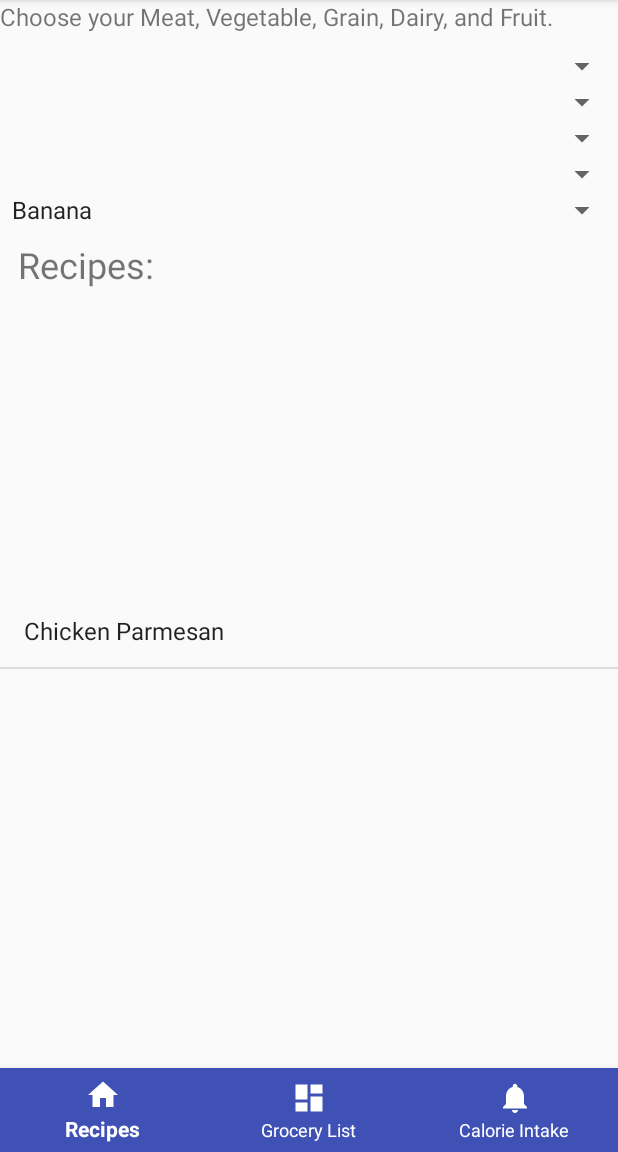
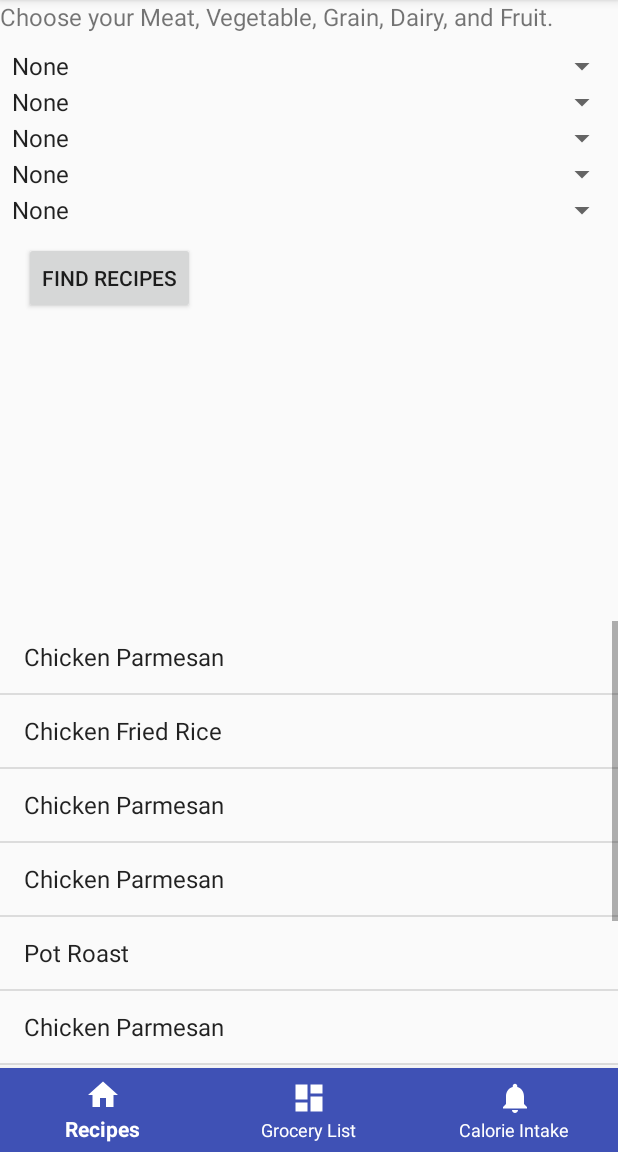
Before and after one commit to jsuyat/Suyat_Khan_FinalProject2, an Android app: the fragment RecipesFragment placed in its activity, on a phone screen of 412 x 824 dp, the part 84-1236 px from its top. Run offline under Robolectric (Android 15) with nearby library versions, the phone set to English and light mode, and no system bars.

Commit message:
slightly changed recipes fragment

```diff
--- a/app/src/main/java/edu/gmu/cs477/khan_suyat_finalproject/GroceryListDatabase.java
+++ b/app/src/main/java/edu/gmu/cs477/khan_suyat_finalproject/GroceryListDatabase.java
@@ -33,6 +33,30 @@ public class GroceryListDatabase extends SQLiteOpenHelper{
         db.execSQL(CREATE_CMD);
         ContentValues values = new ContentValues();
 
+        values.put(INGREDIENT, "None");
+        values.put(FOODGROUP, "Meat");
+        db.insert(NAME, null, values);
+
+        values = new ContentValues();
+        values.put(INGREDIENT, "None");
+        values.put(FOODGROUP, "Vegetable");
+        db.insert(NAME, null, values);
+
+        values = new ContentValues();
+        values.put(INGREDIENT, "None");
+        values.put(FOODGROUP, "Dairy");
+        db.insert(NAME, null, values);
+
+        values = new ContentValues();
+        values.put(INGREDIENT, "None");
+        values.put(FOODGROUP, "Grain");
+        db.insert(NAME, null, values);
+
+        values = new ContentValues();
+        values.put(INGREDIENT, "None");
+        values.put(FOODGROUP, "Fruit");
+        db.insert(NAME, null, values);
+
         values.put(INGREDIENT, "Banana");
         values.put(FOODGROUP, "Fruit");
         db.insert(NAME, null, values);
@@ -51,18 +75,45 @@ public class GroceryListDatabase extends SQLiteOpenHelper{
         ArrayList<String> meatLabels = new ArrayList<>();
 
         // Select All Query
-        String selectQuery = "SELECT meat FROM " + NAME;
+        String selectQuery = "SELECT ingredient FROM " + NAME+" WHERE food_group = \"Meat\"";
 
         SQLiteDatabase db = this.getReadableDatabase();
         Cursor cursor = db.rawQuery(selectQuery, null);
 
         // looping through all rows and adding to list
-        if(cursor != null) {
             if (cursor.moveToFirst()) {
                 do {
                     meatLabels.add(cursor.getString(0));
                 } while (cursor.moveToNext());
             }
+
+        // closing connection
+        cursor.close();
+        db.close();
+
+        // returning lables
+        return meatLabels;
+    }
+
+
+    /**
+     * Getting all labels
+     * returns list of labels
+     * */
+    public ArrayList<String> getVegetableLabels(){
+        ArrayList<String> vegetableLabels = new ArrayList<>();
+
+        // Select All Query
+        String selectQuery = "SELECT ingredient FROM " + NAME+" WHERE food_group = \"Vegetable\"";
+
+        SQLiteDatabase db = this.getReadableDatabase();
+        Cursor cursor = db.rawQuery(selectQuery, null);
+
+        // looping through all rows and adding to list
+        if (cursor.moveToFirst()) {
+            do {
+                vegetableLabels.add(cursor.getString(0));
+            } while (cursor.moveToNext());
         }
 
         // closing connection
@@ -70,7 +121,63 @@ public class GroceryListDatabase extends SQLiteOpenHelper{
         db.close();
 
         // returning lables
-        return meatLabels;
+        return vegetableLabels;
+    }
+
+    /**
+     * Getting all labels
+     * returns list of labels
+     * */
+    public ArrayList<String> getGrainLabels(){
+        ArrayList<String> grainLabels = new ArrayList<>();
+
+        // Select All Query
+        String selectQuery = "SELECT ingredient FROM " + NAME+" WHERE food_group = \"Grain\"";
+
+        SQLiteDatabase db = this.getReadableDatabase();
+        Cursor cursor = db.rawQuery(selectQuery, null);
+
+        // looping through all rows and adding to list
+        if (cursor.moveToFirst()) {
+            do {
+                grainLabels.add(cursor.getString(0));
+            } while (cursor.moveToNext());
+        }
+
+        // closing connection
+        cursor.close();
+        db.close();
+
+        // returning lables
+        return grainLabels;
+    }
+
+    /**
+     * Getting all labels
+     * returns list of labels
+     * */
+    public ArrayList<String> getDairyLabels(){
+        ArrayList<String> dairyLabels = new ArrayList<>();
+
+        // Select All Query
+        String selectQuery = "SELECT ingredient FROM " + NAME+" WHERE food_group = \"Meat\"";
+
+        SQLiteDatabase db = this.getReadableDatabase();
+        Cursor cursor = db.rawQuery(selectQuery, null);
+
+        // looping through all rows and adding to list
+        if (cursor.moveToFirst()) {
+            do {
+                dairyLabels.add(cursor.getString(0));
+            } while (cursor.moveToNext());
+        }
+
+        // closing connection
+        cursor.close();
+        db.close();
+
+        // returning lables
+        return dairyLabels;
     }
 
     /**
--- a/app/src/main/java/edu/gmu/cs477/khan_suyat_finalproject/GroceryListFragment.java
+++ b/app/src/main/java/edu/gmu/cs477/khan_suyat_finalproject/GroceryListFragment.java
@@ -28,13 +28,16 @@ public class GroceryListFragment extends Fragment {
     final static private String FOODGROUP = "food_group";
     final static String[] all_columns = {_ID, INGREDIENT, FOODGROUP};
 
+
     @Override
     public void onCreate(@Nullable Bundle savedInstanceState) {
         super.onCreate(savedInstanceState);
         groceryDBHelper = new GroceryListDatabase(getContext());
         System.out.println("MKv2");
         db = groceryDBHelper.getWritableDatabase();
-        mCursor = db.query(groceryDBHelper.NAME, all_columns,null,null,null,null,null);
+        String whereClause = "ingredient != ?";
+        String [] whereArgs = new String[]{"None"};
+        mCursor = db.query(groceryDBHelper.NAME, all_columns, whereClause, whereArgs,null,null,null);
         myAdapter = new SimpleCursorAdapter(getContext(),
                                             android.R.layout.simple_list_item_1,
                                             mCursor,
--- a/app/src/main/java/edu/gmu/cs477/khan_suyat_finalproject/RecipesFragment.java
+++ b/app/src/main/java/edu/gmu/cs477/khan_suyat_finalproject/RecipesFragment.java
@@ -1,7 +1,9 @@
 package edu.gmu.cs477.khan_suyat_finalproject;
 
+import android.content.Intent;
 import android.database.Cursor;
 import android.database.sqlite.SQLiteDatabase;
+import android.net.Uri;
 import android.os.Bundle;
 import android.support.annotation.NonNull;
 import android.support.annotation.Nullable;
@@ -11,6 +13,7 @@ import android.support.v7.app.AlertDialog;
 import android.view.LayoutInflater;
 import android.view.View;
 import android.view.ViewGroup;
+import android.widget.AdapterView;
 import android.widget.ArrayAdapter;
 import android.widget.ListView;
 import android.widget.EditText;
@@ -27,6 +30,9 @@ public class RecipesFragment extends Fragment {
     ListView mlist;
     Cursor mCursor;
     Spinner mSpinner;
+    Spinner vSpinner;
+    Spinner gSpinner;
+    Spinner dSpinner;
     Spinner fSpinner;
     android.app.AlertDialog actions;
     View view;
@@ -70,17 +76,63 @@ public class RecipesFragment extends Fragment {
         super.onViewCreated(view, savedInstanceState);
         mlist = (ListView) getView().findViewById(R.id.recipe_list);
         mlist.setAdapter(myAdapter);
+        mlist.setOnItemClickListener(new AdapterView.OnItemClickListener() {
+            @Override
+            public void onItemClick(AdapterView<?> parent, View view, int position, long id) {
+                //Cursor cursor = (Cursor) myAdapter.getItem(position);
+                //String recipe = (String) cursor.getString(0);
+
+                String recipe = (String) myAdapter.getItem(position);
+                System.out.println(position + ": " + recipe);
+                String selectQuery = "SELECT link FROM "+recipeDBHelper.RECIPES_NAME+" WHERE recipe = " + recipe;
+                SQLiteDatabase db = recipeDBHelper.getReadableDatabase();
+                Cursor cursor = db.rawQuery(selectQuery, null);
+                String link = "";
+                // looping through all rows and adding to list
+                if (cursor.moveToFirst()) {
+                    link = cursor.getString(0);
+                }
+
+                // closing connection
+                cursor.close();
+                db.close();
+
+                Uri uri = Uri.parse(link);
+                //Uri uri = Uri.parse("https://www.foodnetwork.com/recipes/food-network-kitchen/general-tsos-chicken-recipe-3361885");
+                Intent intent = new Intent(Intent.ACTION_VIEW, uri);
+                startActivity(intent);
+            }
+        });
+
 
         mSpinner = (Spinner) getView().findViewById(R.id.meatSpinner);
+        vSpinner = (Spinner) getView().findViewById(R.id.vegetableSpinner);
+        gSpinner = (Spinner) getView().findViewById(R.id.grainSpinner);
+        dSpinner = (Spinner) getView().findViewById(R.id.dairySpinner);
         fSpinner = (Spinner) getView().findViewById(R.id.fruitSpinner);
         loadSpinnerData();
+
+
     }
 
     private void loadSpinnerData(){
-        //ArrayList<String> meatLabels = groceryDBHelper.getMeatLabels();
-        //ArrayAdapter<String> meatAdapter = new ArrayAdapter<String>(getContext(),
-        //        android.R.layout.simple_spinner_item, meatLabels);
-        //mSpinner.setAdapter(meatAdapter);
+        ArrayList<String> meatLabels = groceryDBHelper.getMeatLabels();
+        ArrayAdapter<String> meatAdapter = new ArrayAdapter<String>(getContext(),
+                android.R.layout.simple_spinner_item, meatLabels);
+        mSpinner.setAdapter(meatAdapter);
+
+        ArrayList<String> vegetableLabels = groceryDBHelper.getVegetableLabels();
+        ArrayAdapter<String> vegetableAdapter = new ArrayAdapter<>(getContext(), android.R.layout.simple_spinner_item, vegetableLabels);
+        vSpinner.setAdapter(vegetableAdapter);
+
+        ArrayList<String> grainLabels = groceryDBHelper.getGrainLabels();
+        ArrayAdapter<String> grainAdapter = new ArrayAdapter<>(getContext(), android.R.layout.simple_spinner_item, grainLabels);
+        gSpinner.setAdapter(grainAdapter);
+
+        ArrayList<String> dairyLabels = groceryDBHelper.getDairyLabels();
+        ArrayAdapter<String> dairyAdapter = new ArrayAdapter<>(getContext(), android.R.layout.simple_spinner_item, dairyLabels);
+        dSpinner.setAdapter(dairyAdapter);
+
         ArrayList<String> fruitLabels = groceryDBHelper.getFruitLabels();
         ArrayAdapter<String> fruitAdapter = new ArrayAdapter<>(getContext(), android.R.layout.simple_spinner_item, fruitLabels);
         fSpinner.setAdapter(fruitAdapter);
--- a/app/src/main/res/layout/fragment_recipes.xml
+++ b/app/src/main/res/layout/fragment_recipes.xml
@@ -5,7 +5,7 @@
     <ListView
         android:id="@+id/recipe_list"
         android:layout_width="match_parent"
-        android:layout_height="315dp"
+        android:layout_height="298dp"
         android:layout_alignParentStart="true"
         android:layout_alignParentBottom="true"
         android:layout_marginStart="0dp"
@@ -55,15 +55,14 @@
         android:layout_below="@+id/dairySpinner"
         android:layout_alignParentStart="true" />
 
-    <TextView
-        android:id="@+id/textView7"
-        android:layout_width="112dp"
-        android:layout_height="32dp"
+    <Button
+        android:id="@+id/button2"
+        android:layout_width="wrap_content"
+        android:layout_height="wrap_content"
+        android:layout_below="@+id/fruitSpinner"
         android:layout_alignParentStart="true"
-        android:layout_alignParentTop="true"
-        android:layout_marginStart="12dp"
-        android:layout_marginTop="160dp"
-        android:text="Recipes:"
-        android:textSize="24sp" />
+        android:layout_marginStart="16dp"
+        android:layout_marginTop="9dp"
+        android:text="find recipes" />
 
 </RelativeLayout>
```
Also changed, not shown: app/src/main/java/edu/gmu/cs477/khan_suyat_finalproject/AddGrocery.java (+42 -4 lines), app/src/main/java/edu/gmu/cs477/khan_suyat_finalproject/MainActivity.java (+23 -1 lines), app/src/main/java/edu/gmu/cs477/khan_suyat_finalproject/RecipesDatabase.java (+96 -0 lines), app/src/main/res/layout/activity_add_grocery.xml (+10 -5 lines).
